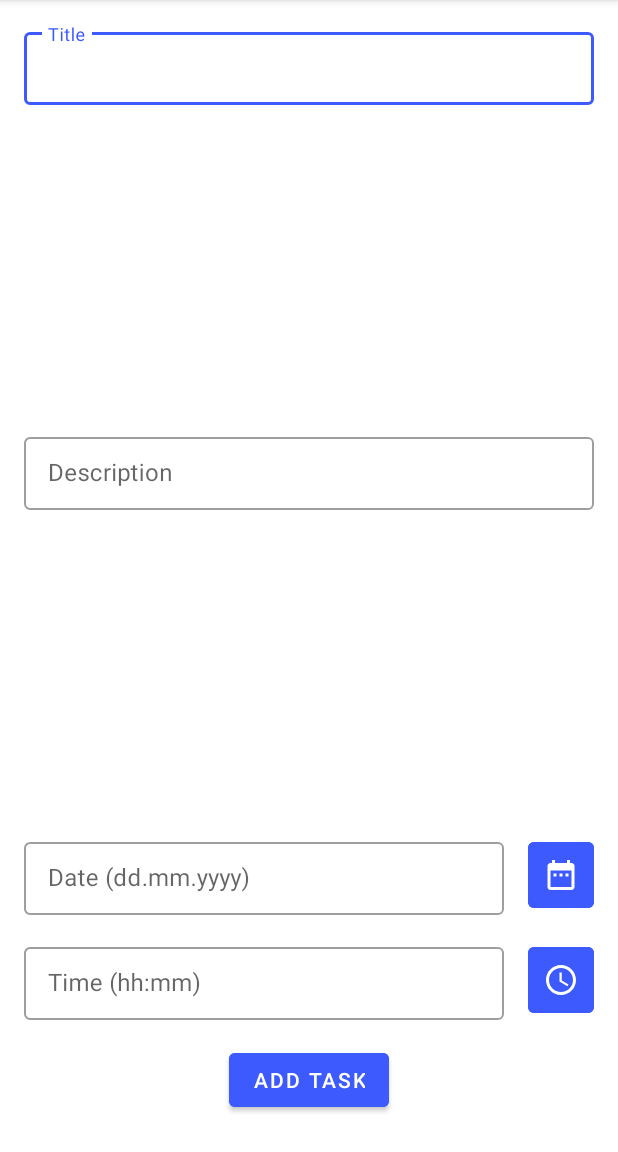
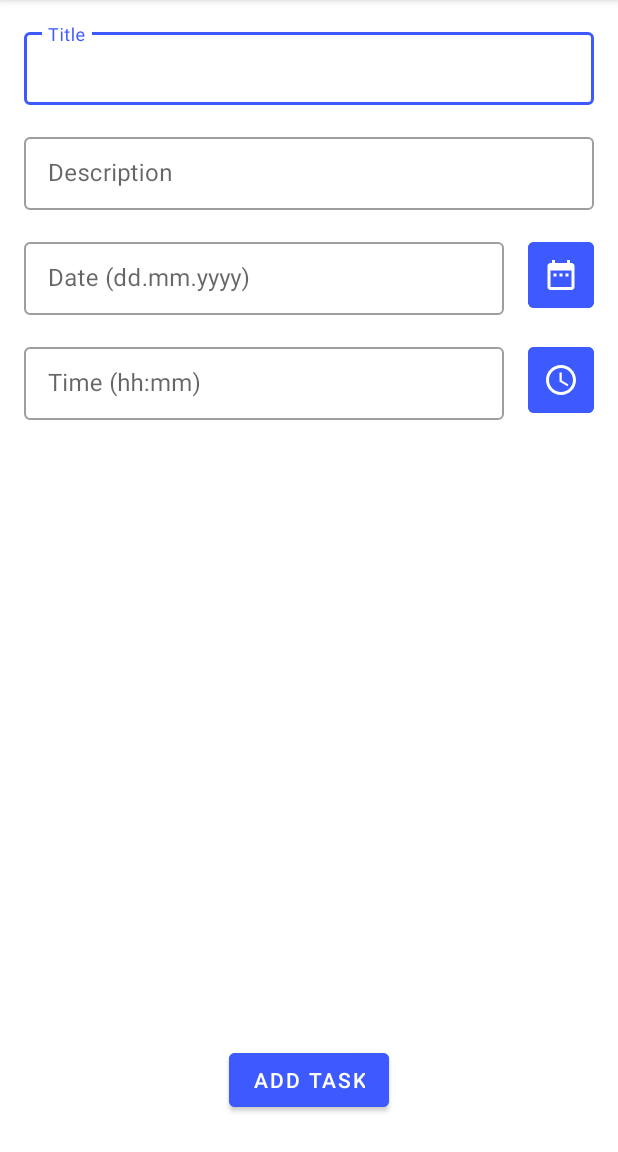
Before and after one commit to dkozykowski/ToDos, an Android app: the layout activity_new_task.xml on its own in the app's theme, with its tools: preview values and no code run, on a phone screen of 412 x 824 dp, the part 84-1236 px from its top. Run offline under Robolectric (Android 15) with nearby library versions, the phone set to English and light mode, and no system bars.

Commit message:
moved new task feature to new activity

```diff
--- a/app/src/main/AndroidManifest.xml
+++ b/app/src/main/AndroidManifest.xml
@@ -15,6 +15,8 @@ package="com.gmail.dkozykowski">
             <category android:name="android.intent.category.LAUNCHER" />
         </intent-filter>
     </activity>
+
+    <activity android:name=".NewTaskActivity"></activity>
 </application>
 
 </manifest>
--- a/app/src/main/java/com/gmail/dkozykowski/MainActivity.kt
+++ b/app/src/main/java/com/gmail/dkozykowski/MainActivity.kt
@@ -1,5 +1,6 @@
 package com.gmail.dkozykowski
 
+import android.content.Intent
 import android.os.Bundle
 import androidx.appcompat.app.AppCompatActivity
 import androidx.databinding.DataBindingUtil
@@ -7,6 +8,7 @@ import androidx.fragment.app.Fragment
 import androidx.fragment.app.FragmentPagerAdapter
 import com.gmail.dkozykowski.data.DB
 import com.gmail.dkozykowski.databinding.ActivityMainBinding
+
 
 class MainActivity : AppCompatActivity() {
     private lateinit var binding: ActivityMainBinding
@@ -32,7 +34,8 @@ class MainActivity : AppCompatActivity() {
         binding.tabLayout.setupWithViewPager(binding.viewPager)
 
         binding.newTaskButton.setOnClickListener {
-            NewTaskDialog(this).show()
+            val intent = Intent(this, NewTaskActivity::class.java)
+            startActivity(intent)
         }
 
     }
--- a/app/src/main/res/layout/dialog_new_task.xml
+++ b/app/src/main/res/layout/activity_new_task.xml
@@ -1,5 +1,6 @@
 <?xml version="1.0" encoding="utf-8"?>
-<layout xmlns:android="http://schemas.android.com/apk/res/android"
+<layout xmlns:tools="http://schemas.android.com/tools"
+    xmlns:android="http://schemas.android.com/apk/res/android"
     xmlns:app="http://schemas.android.com/apk/res-auto">
 
     <androidx.constraintlayout.widget.ConstraintLayout
@@ -41,7 +42,6 @@
             android:layout_width="0dp"
             android:layout_height="wrap_content"
             android:layout_margin="16dp"
-            app:layout_constraintBottom_toTopOf="@+id/dateInputLayout"
             app:layout_constraintEnd_toEndOf="parent"
             app:layout_constraintStart_toStartOf="parent"
             app:layout_constraintTop_toBottomOf="@+id/titleInputLayout">
@@ -51,9 +51,8 @@
                 android:layout_width="match_parent"
                 android:layout_height="wrap_content"
                 android:hint="Description"
-                android:maxLines="1" />
+                android:maxLines="12" />
         </com.google.android.material.textfield.TextInputLayout>
-
 
         <com.google.android.material.textfield.TextInputLayout
             android:id="@+id/dateInputLayout"
@@ -61,9 +60,9 @@
             android:layout_width="0dp"
             android:layout_height="wrap_content"
             android:layout_margin="16dp"
-            app:layout_constraintBottom_toTopOf="@+id/timeInputLayout"
             app:layout_constraintEnd_toStartOf="@+id/calendarButton"
-            app:layout_constraintStart_toStartOf="parent">
+            app:layout_constraintStart_toStartOf="parent"
+            app:layout_constraintTop_toBottomOf="@+id/descriptionInputLayout">
 
             <com.google.android.material.textfield.TextInputEditText
                 android:id="@+id/dateEditText"
@@ -80,9 +79,9 @@
             android:layout_width="0dp"
             android:layout_height="wrap_content"
             android:layout_margin="16dp"
-            app:layout_constraintBottom_toTopOf="@+id/addTaskButton"
             app:layout_constraintEnd_toStartOf="@+id/timeButton"
-            app:layout_constraintStart_toStartOf="parent">
+            app:layout_constraintStart_toStartOf="parent"
+            app:layout_constraintTop_toBottomOf="@+id/dateInputLayout">
 
             <com.google.android.material.textfield.TextInputEditText
                 android:id="@+id/timeEditText"
--- a/app/src/main/res/layout/fragment_active_tasks.xml
+++ b/app/src/main/res/layout/fragment_active_tasks.xml
@@ -1,6 +1,5 @@
 <?xml version="1.0" encoding="utf-8"?>
 <layout xmlns:android="http://schemas.android.com/apk/res/android"
-    xmlns:app="http://schemas.android.com/apk/res-auto"
     xmlns:tools="http://schemas.android.com/tools">
 
     <androidx.constraintlayout.widget.ConstraintLayout
```
Also changed, not shown: app/src/main/java/com/gmail/dkozykowski/NewTaskActivity.kt (renamed from app/src/main/java/com/gmail/dkozykowski/NewTaskDialog.kt, +21 -20 lines).
